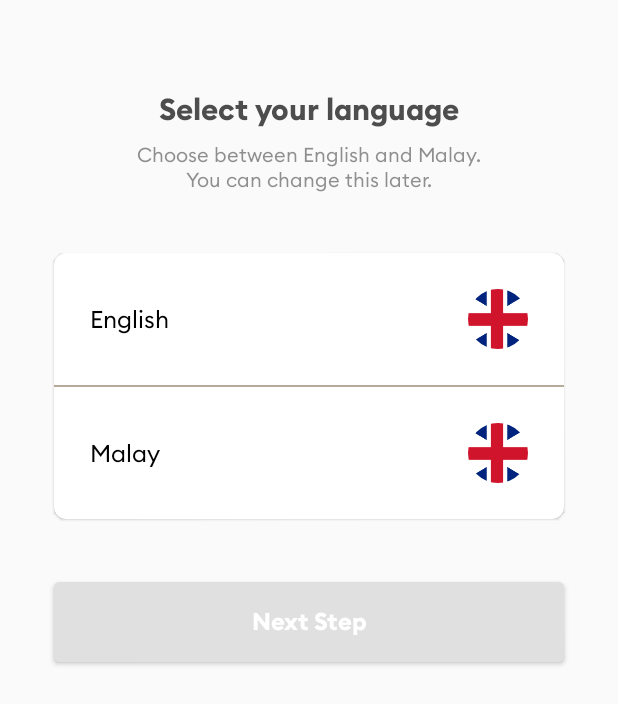
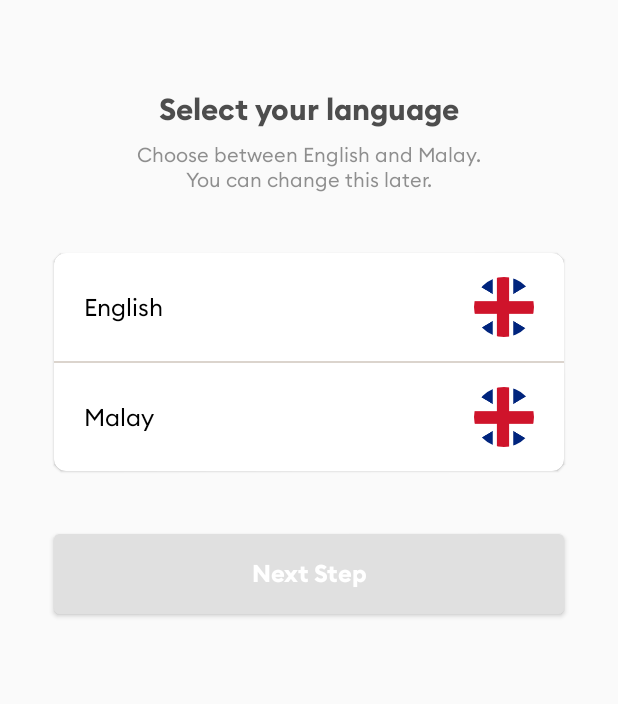
Before and after one commit to pingpingsim/kotlin-sample, an Android app: the screen it shows after launch (LanguageActivity), on a phone screen of 412 x 824 dp. Shown: the top 704 px of the screen. Run offline under Robolectric (Android 15) with nearby library versions, the phone set to English and light mode, and no system bars; our stand-ins replace CircleImageView, Dagger/Hilt's generated code.

Commit message:
Implement onboarding and language screen

```diff
--- a/app/src/main/java/com/hanai/jiwa/ui/component/language/LanguageActivity.kt
+++ b/app/src/main/java/com/hanai/jiwa/ui/component/language/LanguageActivity.kt
@@ -27,6 +27,14 @@ class LanguageActivity : BaseActivity() {
                 startActivity(intent)
                 finish()
             }
+
+            binding.lgEnglishPanel.setOnClickListener {
+
+            }
+
+            binding.lgMalayPanel.setOnClickListener {
+
+            }
         }
     }
 
--- a/app/src/main/res/layout/activity_language.xml
+++ b/app/src/main/res/layout/activity_language.xml
@@ -5,7 +5,8 @@
     android:layout_width="match_parent"
     android:layout_height="match_parent"
     android:background="@color/screen_bg"
-    android:orientation="vertical">
+    android:orientation="vertical"
+    tools:context=".ui.component.language.LanguageActivity">
 
     <TextView
         android:id="@+id/titleTextView"
@@ -54,11 +55,14 @@
             android:orientation="vertical">
 
             <androidx.constraintlayout.widget.ConstraintLayout
-                android:id="@+id/englishLayout"
+                android:id="@+id/lgEnglishPanel"
                 android:layout_width="match_parent"
                 android:layout_height="wrap_content"
                 android:orientation="horizontal"
-                android:padding="24dp">
+                android:paddingLeft="20dp"
+                android:paddingTop="@dimen/padding_16"
+                android:paddingRight="20dp"
+                android:paddingBottom="@dimen/padding_16">
 
                 <TextView
                     android:id="@+id/englishTextView"
@@ -89,11 +93,14 @@
                 android:background="@color/separator" />
 
             <androidx.constraintlayout.widget.ConstraintLayout
-                android:id="@+id/kiswahiliLayout"
+                android:id="@+id/lgMalayPanel"
                 android:layout_width="match_parent"
                 android:layout_height="wrap_content"
                 android:orientation="horizontal"
-                android:padding="24dp">
+                android:paddingLeft="20dp"
+                android:paddingTop="@dimen/padding_16"
+                android:paddingRight="20dp"
+                android:paddingBottom="@dimen/padding_16">
 
                 <TextView
                     android:id="@+id/kiswahiliTextView"
@@ -127,7 +134,7 @@
         android:layout_height="wrap_content"
         android:layout_margin="36dp"
         android:backgroundTint="@color/button_disabled"
-        android:elevation="3dp"
+        android:elevation="1dp"
         android:paddingTop="@dimen/padding_16"
         android:paddingBottom="@dimen/padding_16"
         android:text="@string/btn_next_step"
--- a/app/src/main/res/layout/activity_onboarding.xml
+++ b/app/src/main/res/layout/activity_onboarding.xml
@@ -6,6 +6,7 @@
     android:layout_height="match_parent"
     android:paddingLeft="@dimen/padding_16"
     android:paddingRight="@dimen/padding_16"
+    android:background="@color/screen_bg"
     tools:context=".ui.component.onboarding.OnboardingActivity">
 
 
@@ -32,6 +33,7 @@
             android:layout_toLeftOf="@+id/dot_indicator"
             android:text="@string/btn_previous"
             android:textAllCaps="false"
+            android:visibility="invisible"
             android:textColor="@color/dot_indicator_active"
             app:backgroundTint="@color/color_primary_variant"
             app:cornerRadius="@dimen/button_corner_radius" />
--- a/app/src/main/res/values/colors.xml
+++ b/app/src/main/res/values/colors.xml
@@ -22,7 +22,7 @@
 
     <color name="header_font">#CC222222</color>
     <color name="subtitle_font">#80222222</color>
-    <color name="separator">#B7AA9B</color>
+    <color name="separator">#DBD4CD</color>
     <color name="screen_bg">#FAFAFA</color>
 
 </resources>
```
Also changed, not shown: app/src/main/java/com/hanai/jiwa/ui/component/onboarding/OnboardingActivity.kt (+24 -7 lines).
